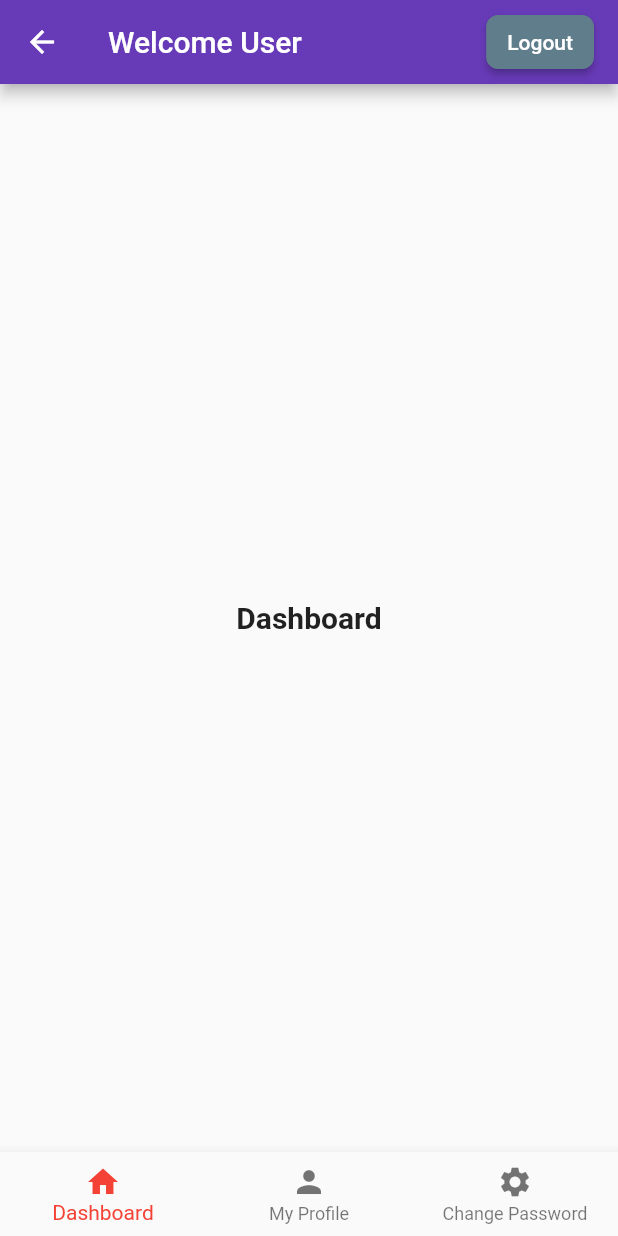
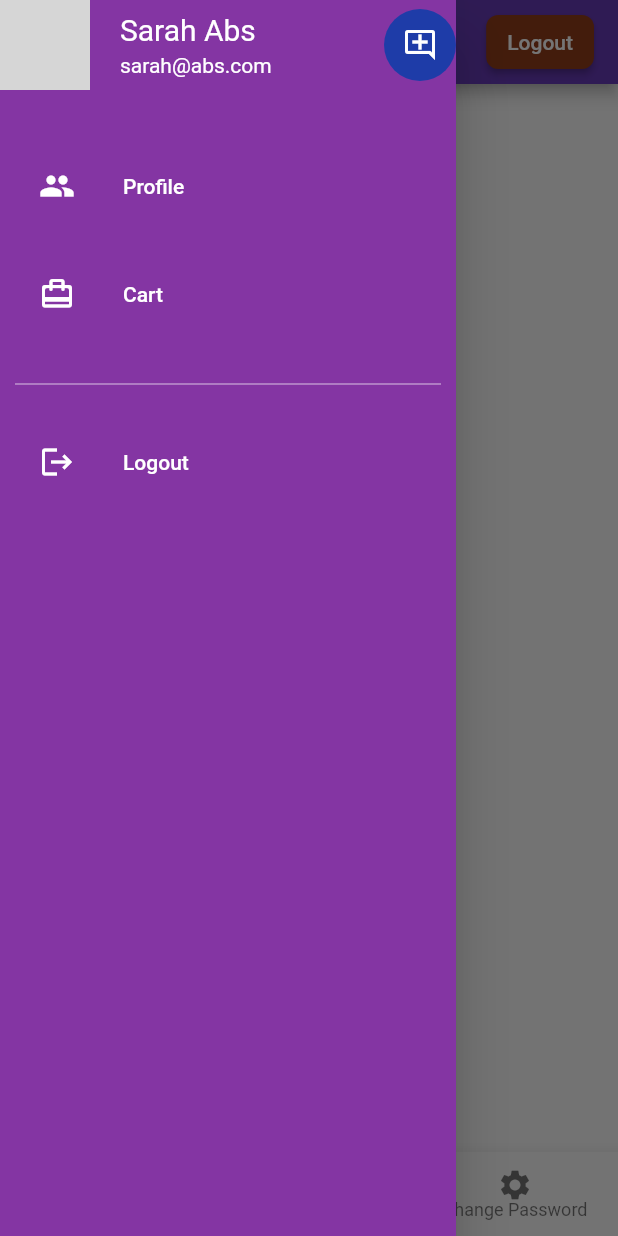
Before and after one commit to daynial132/flutter_fb_auth, a Flutter app: the UserMain screen opened directly, with the side drawer open (before the commit the screen has no drawer), on a phone screen of 412 x 824 dp. Run offline on Flutter 3.47's test engine with Material 2 defaults, Android fonts, the phone set to English and light mode, and no system bars; our stand-ins replace firebase_auth, firebase_core, shared_preferences; accounts and stored records are empty; network calls fail; grey boxes are pictures that could not be loaded.

```diff
--- a/lib/main.dart
+++ b/lib/main.dart
@@ -1,6 +1,7 @@
 import 'package:firebase_core/firebase_core.dart';
 import 'package:flutter/material.dart';
 import 'package:flutter_fb_auth/pages/login.dart';
+import 'package:flutter_fb_auth/pages/user/UserMain.dart';
 import 'package:flutter_fb_auth/theme/thememodel.dart';
 import 'package:flutter_fb_auth/theme/themes.dart';
 import 'package:provider/provider.dart';
--- a/lib/pages/user/UserMain.dart
+++ b/lib/pages/user/UserMain.dart
@@ -4,6 +4,7 @@ import 'package:flutter_fb_auth/pages/login.dart';
 import 'package:flutter_fb_auth/pages/user/changePassword.dart';
 import 'package:flutter_fb_auth/pages/user/dashboard.dart';
 import 'package:flutter_fb_auth/pages/user/profile.dart';
+import 'package:flutter_fb_auth/widget/navigationdrawerwidget.dart';
 
 class UserMain extends StatefulWidget {
   const UserMain({Key? key}) : super(key: key);
@@ -30,6 +31,7 @@ class _UserMainState extends State<UserMain> {
   @override
   Widget build(BuildContext context) {
     return Scaffold(
+      drawer: NavigationDrawerWidget(),
       appBar: AppBar(
         title: Row(
           mainAxisAlignment: MainAxisAlignment.spaceBetween,
@@ -46,13 +48,14 @@ class _UserMainState extends State<UserMain> {
                     (route) => false)
               },
               child: Text('Logout'),
-              style: ElevatedButton.styleFrom(primary: Colors.blueGrey),
+              style: ElevatedButton.styleFrom(primary: Color(0xFF923C1B)),
             ),
           ],
         ),
       ),
       body: _widgetOptions.elementAt(_selectedIndex),
       bottomNavigationBar: BottomNavigationBar(
+        selectedFontSize: 10,
         items: const <BottomNavigationBarItem>[
           BottomNavigationBarItem(
             icon: Icon(Icons.home),
@@ -68,7 +71,7 @@ class _UserMainState extends State<UserMain> {
           ),
         ],
         currentIndex: _selectedIndex,
-        selectedItemColor: Colors.red,
+        selectedItemColor: Colors.brown,
         onTap: _onItemTapped,
       ),
     );
--- a/lib/pages/user/profile.dart
+++ b/lib/pages/user/profile.dart
@@ -44,10 +44,15 @@ class _ProfileState extends State<Profile> {
       margin: const EdgeInsets.symmetric(horizontal: 20.0, vertical: 10.0),
       child: Column(
         children: [
+          SizedBox(height: 20,),
           Text(
-            'User ID: $uid',
+            'Created: $creationTime',
             style: const TextStyle(fontSize: 15.0),
           ),
+          // Text(
+          //   'User ID: $uid',
+          //   style: const TextStyle(fontSize: 15.0),
+          // ),
           Column(
             children: [
               Text(
@@ -64,10 +69,7 @@ class _ProfileState extends State<Profile> {
                       child: const Text('Verify Email'))
             ],
           ),
-          Text(
-            'Created: $creationTime',
-            style: const TextStyle(fontSize: 15.0),
-          ),
+
         ],
       ),
     );
--- /dev/null
+++ b/lib/widget/navigationdrawerwidget.dart
@@ -0,0 +1,138 @@
+import 'package:flutter/material.dart';
+import 'package:flutter_fb_auth/pages/login.dart';
+import 'package:flutter_fb_auth/pages/user/UserMain.dart';
+import 'package:flutter_fb_auth/pages/user/profile.dart';
+
+class NavigationDrawerWidget extends StatelessWidget {
+  final padding = EdgeInsets.symmetric(horizontal: 10);
+
+  @override
+  Widget build(BuildContext context) {
+    final name = 'Sarah Abs';
+    final email = 'sarah@abs.com';
+    final urlImage =
+        'https://images.unsplash.com/photo-1494790108377-be9c29b29330?ixid=MnwxMjA3fDB8MHxwaG90by1wYWdlfHx8fGVufDB8fHx8&ixlib=rb-1.2.1&auto=format&fit=crop&w=634&q=80';
+
+    return Drawer(
+        child: Material(
+            color: Color.fromRGBO(132, 53, 163, 1.0),
+            child: ListView(children: <Widget>[
+              buildHeader(
+                urlImage: urlImage,
+                name: name,
+                email: email,
+                // onClicked: () => Navigator.of(context).push(MaterialPageRoute(
+                //   builder: (context) => UserPage(
+                //     name: 'Sarah Abs',
+                //     urlImage: urlImage,
+                //   ),
+                // )
+                //),
+              ),
+              Container(
+                padding: padding,
+                child: Column(
+                  children: [
+                    const SizedBox(height: 12),
+                   // buildSearchField(),
+                    const SizedBox(height: 24),
+                    buildMenuItem(
+                      text: 'Profile',
+                      icon: Icons.people,
+                      onClicked: () => selectedItem(context, 0),
+                    ),
+                    const SizedBox(height: 16),
+                    buildMenuItem(
+                      text: 'Cart',
+                      icon: Icons.card_travel_rounded,
+                      onClicked: () => selectedItem(context, 1),
+                    ),
+
+                    const SizedBox(height: 24),
+                    Divider(color: Colors.white70),
+                    const SizedBox(height: 16),
+                    buildMenuItem(
+                      text: 'Logout',
+                      icon: Icons.logout,
+                      onClicked: () => selectedItem(context, 2),
+                    ),
+                  ],
+                ),
+              ),
+            ])));
+  }
+
+  selectedItem(BuildContext context, int i) {
+    void selectedItem(BuildContext context, int index) {
+      Navigator.of(context).pop();
+
+      switch (index) {
+        case 0:
+          Navigator.of(context).push(MaterialPageRoute(
+            builder: (context) => Profile(),
+          ));
+          break;
+        case 4:
+          Navigator.of(context).push(MaterialPageRoute(
+            builder: (context) => Login(),
+          ));
+          break;
+      }
+    }
+  }
+}
+
+Widget buildHeader({
+  required String urlImage,
+  required String name,
+  required String email,
+//  required VoidCallback onClicked,
+}) =>
+    InkWell(
+    //  onTap: onClicked,
+      child: Container(
+        // padding: padding.add(EdgeInsets.symmetric(vertical: 40)),
+        child: Row(
+          children: [
+            CircleAvatar(radius: 30, backgroundImage: NetworkImage(urlImage)),
+            SizedBox(width: 20),
+            Column(
+              crossAxisAlignment: CrossAxisAlignment.start,
+              children: [
+                Text(
+                  name,
+                  style: TextStyle(fontSize: 20, color: Colors.white),
+                ),
+                const SizedBox(height: 4),
+                Text(
+                  email,
+                  style: TextStyle(fontSize: 14, color: Colors.white),
+                ),
+              ],
+            ),
+            Spacer(),
+            CircleAvatar(
+              radius: 24,
+              backgroundColor: Color.fromRGBO(30, 60, 168, 1),
+              child: Icon(Icons.add_comment_outlined, color: Colors.white),
+            )
+          ],
+        ),
+      ),
+    );
+
+Widget buildMenuItem({
+  required String text,
+  required IconData icon,
+  VoidCallback? onClicked,
+}) {
+  final color = Colors.white;
+  final hoverColor = Colors.white70;
+
+  return ListTile(
+    leading: Icon(icon, color: color),
+    title: Text(text, style: TextStyle(color: color)),
+    hoverColor: hoverColor,
+    onTap: onClicked,
+  );
+}
```
